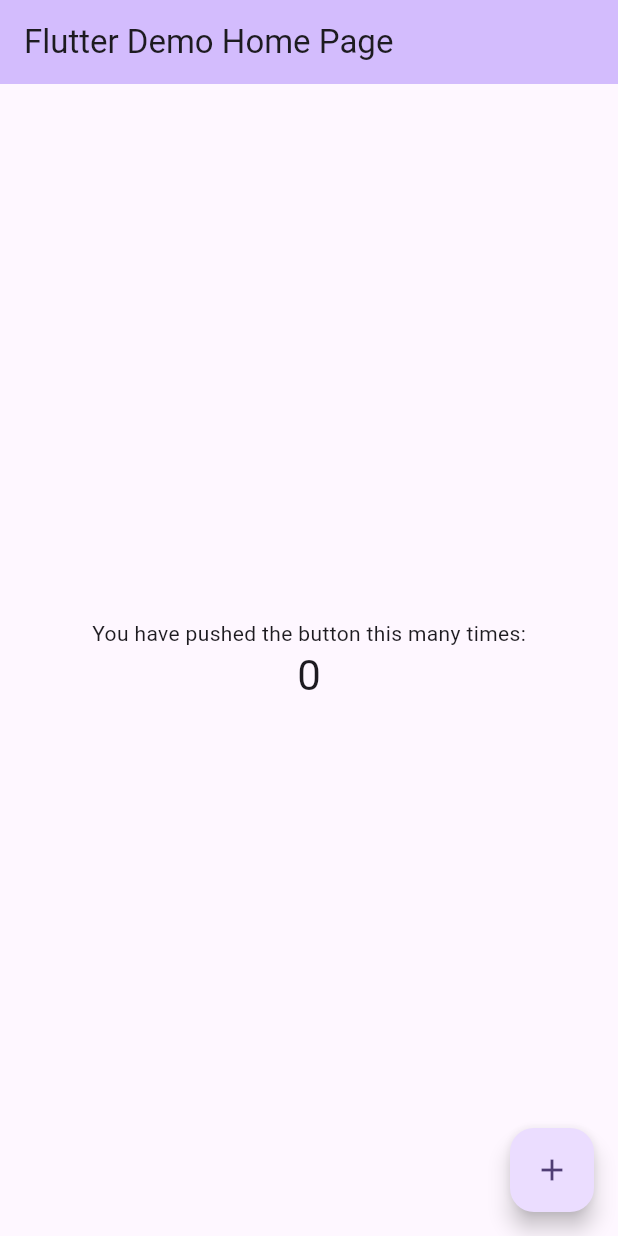
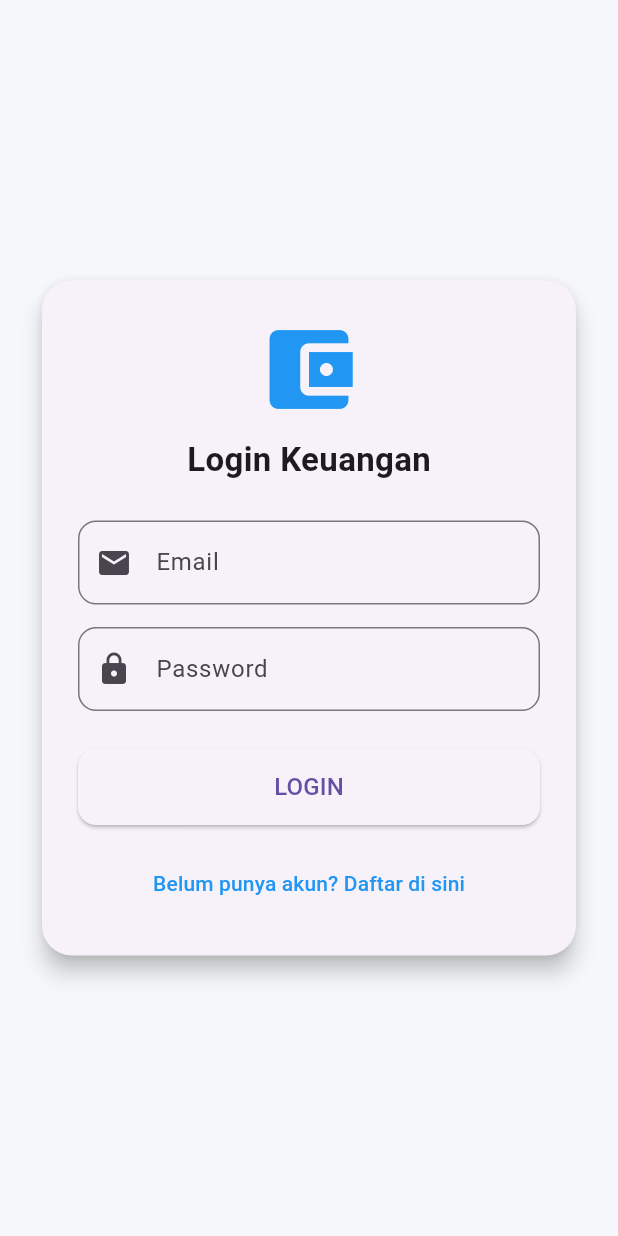
Before and after one commit to BungaDOR/Project-Aplikasi-Berbasis-Web-Pencatatan-Keuangan, a Flutter app: the screen it shows after launch, on a phone screen of 412 x 824 dp. Run offline on Flutter 3.47's test engine with Material 3 defaults, Android fonts, the phone set to English and light mode, and no system bars.

Commit message:
membuatLogin_dan_Register

```diff
--- a/lib/main.dart
+++ b/lib/main.dart
@@ -1,4 +1,5 @@
 import 'package:flutter/material.dart';
+import 'pages/login_page.dart';
 
 void main() {
   runApp(const MyApp());
@@ -7,116 +8,27 @@ void main() {
 class MyApp extends StatelessWidget {
   const MyApp({super.key});
 
-  // This widget is the root of your application.
+
   @override
   Widget build(BuildContext context) {
     return MaterialApp(
-      title: 'Flutter Demo',
+      debugShowCheckedModeBanner: false,
+      title: 'Pencatatan Keuangan',
       theme: ThemeData(
-        // This is the theme of your application.
-        //
-        // TRY THIS: Try running your application with "flutter run". You'll see
-        // the application has a purple toolbar. Then, without quitting the app,
-        // try changing the seedColor in the colorScheme below to Colors.green
-        // and then invoke "hot reload" (save your changes or press the "hot
-        // reload" button in a Flutter-supported IDE, or press "r" if you used
-        // the command line to start the app).
-        //
-        // Notice that the counter didn't reset back to zero; the application
-        // state is not lost during the reload. To reset the state, use hot
-        // restart instead.
-        //
-        // This works for code too, not just values: Most code changes can be
-        // tested with just a hot reload.
-        colorScheme: ColorScheme.fromSeed(seedColor: Colors.deepPurple),
+        primaryColor: Colors.blue,
+        scaffoldBackgroundColor: const Color(0xFFF5F7FA),
+        appBarTheme: AppBarTheme(
+          backgroundColor: Colors.blue,
+          foregroundColor: Colors.white,
+          centerTitle: true,
+        ),
+        inputDecorationTheme: InputDecorationTheme(
+          border: OutlineInputBorder(
+            borderRadius: BorderRadius.circular(12),
+          ),
+        ),
       ),
-      home: const MyHomePage(title: 'Flutter Demo Home Page'),
+      home: LoginPage(),
     );
   }
 }
-
-class MyHomePage extends StatefulWidget {
-  const MyHomePage({super.key, required this.title});
-
-  // This widget is the home page of your application. It is stateful, meaning
-  // that it has a State object (defined below) that contains fields that affect
-  // how it looks.
-
-  // This class is the configuration for the state. It holds the values (in this
-  // case the title) provided by the parent (in this case the App widget) and
-  // used by the build method of the State. Fields in a Widget subclass are
-  // always marked "final".
-
-  final String title;
-
-  @override
-  State<MyHomePage> createState() => _MyHomePageState();
-}
-
-class _MyHomePageState extends State<MyHomePage> {
-  int _counter = 0;
-
-  void _incrementCounter() {
-    setState(() {
-      // This call to setState tells the Flutter framework that something has
-      // changed in this State, which causes it to rerun the build method below
-      // so that the display can reflect the updated values. If we changed
-      // _counter without calling setState(), then the build method would not be
-      // called again, and so nothing would appear to happen.
-      _counter++;
-    });
-  }
-
-  @override
-  Widget build(BuildContext context) {
-    // This method is rerun every time setState is called, for instance as done
-    // by the _incrementCounter method above.
-    //
-    // The Flutter framework has been optimized to make rerunning build methods
-    // fast, so that you can just rebuild anything that needs updating rather
-    // than having to individually change instances of widgets.
-    return Scaffold(
-      appBar: AppBar(
-        // TRY THIS: Try changing the color here to a specific color (to
-        // Colors.amber, perhaps?) and trigger a hot reload to see the AppBar
-        // change color while the other colors stay the same.
-        backgroundColor: Theme.of(context).colorScheme.inversePrimary,
-        // Here we take the value from the MyHomePage object that was created by
-        // the App.build method, and use it to set our appbar title.
-        title: Text(widget.title),
-      ),
-      body: Center(
-        // Center is a layout widget. It takes a single child and positions it
-        // in the middle of the parent.
-        child: Column(
-          // Column is also a layout widget. It takes a list of children and
-          // arranges them vertically. By default, it sizes itself to fit its
-          // children horizontally, and tries to be as tall as its parent.
-          //
-          // Column has various properties to control how it sizes itself and
-          // how it positions its children. Here we use mainAxisAlignment to
-          // center the children vertically; the main axis here is the vertical
-          // axis because Columns are vertical (the cross axis would be
-          // horizontal).
-          //
-          // TRY THIS: Invoke "debug painting" (choose the "Toggle Debug Paint"
-          // action in the IDE, or press "p" in the console), to see the
-          // wireframe for each widget.
-          mainAxisAlignment: MainAxisAlignment.center,
-          children: <Widget>[
-            const Text('You have pushed the button this many times:'),
-            Text(
-              '$_counter',
-              style: Theme.of(context).textTheme.headlineMedium,
-            ),
-          ],
-        ),
-      ),
-      floatingActionButton: FloatingActionButton(
-        onPressed: _incrementCounter,
-        tooltip: 'Increment',
-        child: const Icon(Icons.add),
-      ), // This trailing comma makes auto-formatting nicer for build methods.
-    );
-  }
-}
--- /dev/null
+++ b/lib/pages/login_page.dart
@@ -0,0 +1,142 @@
+import 'package:flutter/material.dart';
+import 'register_page.dart';
+
+class LoginPage extends StatefulWidget {
+  const LoginPage({super.key});
+
+  @override
+  State<LoginPage> createState() => _LoginPageState();
+}
+
+class _LoginPageState extends State<LoginPage> {
+  final _formKey = GlobalKey<FormState>();
+  final emailController = TextEditingController();
+  final passwordController = TextEditingController();
+
+  void _login() {
+    if (_formKey.currentState!.validate()) {
+      ScaffoldMessenger.of(context).showSnackBar(
+        SnackBar(
+          content: Text('Login Anda Berhasil'),
+          backgroundColor: Colors.blue,
+        ),
+      );
+    }
+  }
+
+  @override
+  Widget build(BuildContext context) {
+    return Scaffold(
+      body: Center(
+        child: SingleChildScrollView(
+          padding: EdgeInsets.all(24),
+          child: Card(
+            shape: RoundedRectangleBorder(
+              borderRadius: BorderRadius.circular(20),
+            ),
+            elevation: 6,
+            child: Padding(
+              padding: EdgeInsets.all(24),
+              child: Form(
+                key: _formKey,
+                child: Column(
+                  mainAxisSize: MainAxisSize.min,
+                  children: [
+                    Icon(
+                      Icons.account_balance_wallet,
+                      size: 70,
+                      color: Colors.blue,
+                    ),
+                    SizedBox(height: 10),
+                    Text(
+                      'Login Keuangan',
+                      style: TextStyle(
+                        fontSize: 22,
+                        fontWeight: FontWeight.bold,
+                      ),
+                    ),
+                    SizedBox(height: 25),
+
+                    // AKUN EMAIL
+                    TextFormField(
+                      controller: emailController,
+                      keyboardType: TextInputType.emailAddress,
+                      decoration: InputDecoration(
+                        labelText: 'Email',
+                        prefixIcon: Icon(Icons.email),
+                      ),
+                      validator: (value) {
+                        if (value == null || value.isEmpty) {
+                          return 'Email tidak boleh kosong';
+                        }
+                        if (!value.contains('@')) {
+                          return 'Format email tidak valid';
+                        }
+                        return null;
+                      },
+                    ),
+                    SizedBox(height: 15),
+
+                    // PASSWORD (SANDI)
+                    TextFormField(
+                      controller: passwordController,
+                      obscureText: true,
+                      decoration: InputDecoration(
+                        labelText: 'Password',
+                        prefixIcon: Icon(Icons.lock),
+                      ),
+                      validator: (value) {
+                        if (value == null || value.isEmpty) {
+                          return 'Password tidak boleh kosong';
+                        }
+                        if (value.length < 6) {
+                          return 'Password minimal 6 karakter';
+                        }
+                        return null;
+                      },
+                    ),
+                    SizedBox(height: 25),
+
+                    SizedBox(
+                      width: double.infinity,
+                      child: ElevatedButton(
+                        style: ElevatedButton.styleFrom(
+                          padding: EdgeInsets.symmetric(vertical: 14),
+                          shape: RoundedRectangleBorder(
+                            borderRadius: BorderRadius.circular(12),
+                          ),
+                        ),
+                        onPressed: _login,
+                        child: Text(
+                          'LOGIN',
+                          style: TextStyle(fontSize: 16),
+                        ),
+                      ),
+                    ),
+                    SizedBox(height: 15),
+
+                    // REGISTER LINK
+                    TextButton(
+                      onPressed: () {
+                        Navigator.push(
+                          context,
+                          MaterialPageRoute(
+                            builder: (_) => RegisterPage(),
+                          ),
+                        );
+                      },
+                      child: Text(
+                        'Belum punya akun? Daftar di sini',
+                        style: TextStyle(color: Colors.blue),
+                      ),
+                    ),
+                  ],
+                ),
+              ),
+            ),
+          ),
+        ),
+      ),
+    );
+  }
+}
```
Also changed, not shown: lib/pages/register_page.dart (added, +127 -0 lines), 1 other file.
